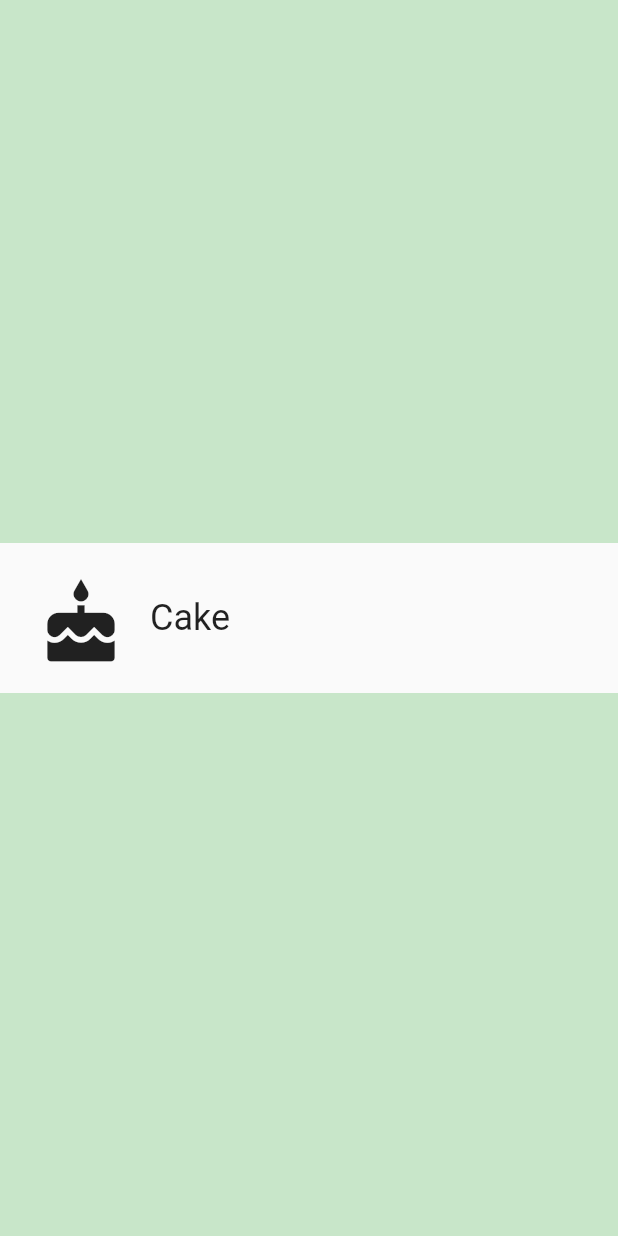
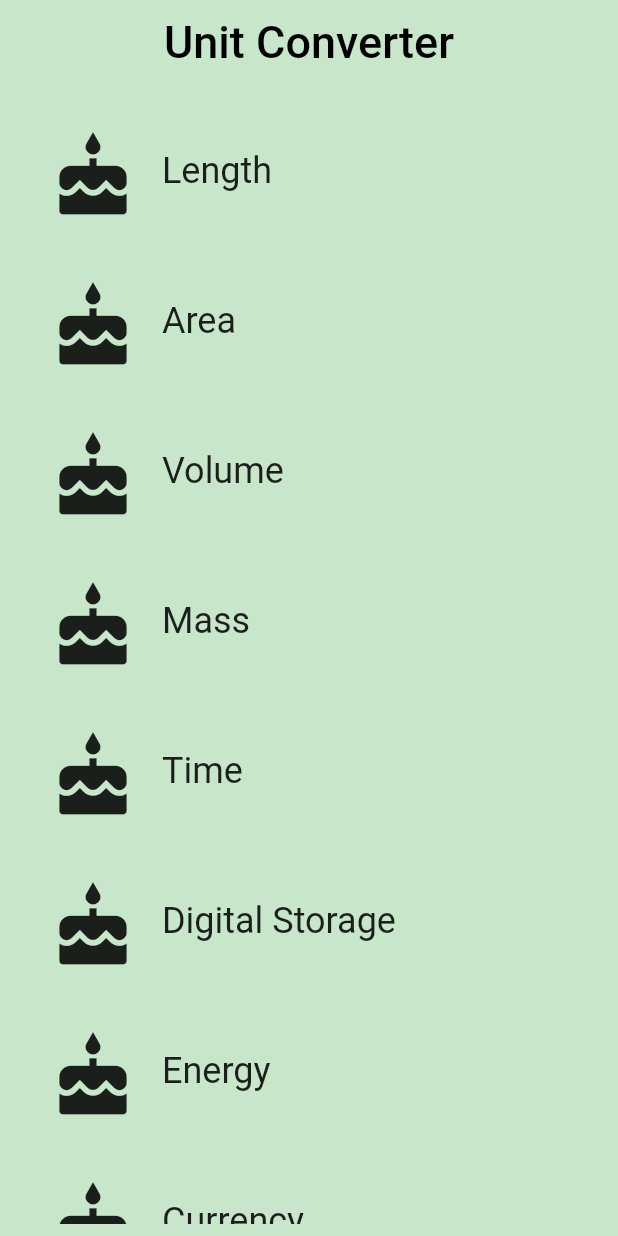
Before and after one commit to bingcheng45/Udacity_Flutter_Course, a Flutter app: the screen it shows after launch, on a phone screen of 412 x 824 dp. Run offline on Flutter 3.47's test engine with Material 2 defaults, Android fonts, the phone set to English and light mode, and no system bars.

Commit message:
Unit Converter with the whole list

```diff
--- a/lib/category.dart
+++ b/lib/category.dart
@@ -5,11 +5,14 @@
 // To keep your imports tidy, follow the ordering guidelines at
 // https://www.dartlang.org/guides/language/effective-dart/style#ordering
 import 'package:flutter/material.dart';
+// @required is defined in the meta.dart package
+import 'package:meta/meta.dart';
 
+// We use an underscore to indicate that these variables are private.
+// See https://www.dartlang.org/guides/language/effective-dart/design#libraries
+final _rowHeight = 100.0;
+final _borderRadius = BorderRadius.circular(_rowHeight / 2);
 
-
-  final _rowHeight = 100.0;
-  final _borderRadius = BorderRadius.circular(_rowHeight/2);
 /// A custom [Category] widget.
 ///
 /// The widget is composed on an [Icon] and [Text]. Tapping on the widget shows
@@ -19,22 +22,22 @@ class Category extends StatelessWidget {
   final ColorSwatch color;
   final IconData iconLocation;
 
-
   /// Creates a [Category].
-  ///
   ///
   /// A [Category] saves the name of the Category (e.g. 'Length'), its color for
   /// the UI, and the icon that represents it (e.g. a ruler).
-  // TODO: You'll need the name, color, and iconLocation from main.dart
+  // While the @required checks for whether a named parameter is passed in,
+  // it doesn't check whether the object passed in is null. We check that
+  // in the assert statement.
   const Category({
     Key key,
     @required this.name,
     @required this.color,
     @required this.iconLocation,
-  }) :assert(name != null),
-      assert(color != null),
-      assert(iconLocation != null),
-      super(key: key);
+  })  : assert(name != null),
+        assert(color != null),
+        assert(iconLocation != null),
+        super(key: key);
 
   /// Builds a custom widget that shows [Category] information.
   ///
@@ -45,26 +48,36 @@ class Category extends StatelessWidget {
   // Theme ancestor in the tree. Below, we obtain the display1 text theme.
   // See https://docs.flutter.io/flutter/material/Theme-class.html
   Widget build(BuildContext context) {
-    // TODO: Build the custom widget here, referring to the Specs.
     return Material(
+      color: Colors.transparent,
       child: Container(
-        color: Colors.transparent,
         height: _rowHeight,
         child: InkWell(
-          splashColor: color,
           borderRadius: _borderRadius,
           highlightColor: color,
+
+          splashColor: color,
+          // We can use either the () => function() or the () { function(); }
+          // syntax.
           onTap: () {
-            print('i was tapped!');
+            print('I was tapped!');
           },
           child: Padding(
-            padding: const EdgeInsets.all(8.0),
+            padding: EdgeInsets.all(8.0),
             child: Row(
+
               crossAxisAlignment: CrossAxisAlignment.stretch,
-              children: <Widget>[
+              // There are two ways to denote a list: `[]` and `List()`.
+              // Prefer to use the literal syntax, i.e. `[]`, instead of `List()`.
+              // You can add the type argument if you'd like, i.e. <Widget>[].
+              // See https://www.dartlang.org/guides/language/effective-dart/usage#do-use-collection-literals-when-possible
+              children: [
                 Padding(
-                  padding: const EdgeInsets.all(16.0),
-                  child: Icon(iconLocation, size: 60.0,),
+                  padding: EdgeInsets.all(16.0),
+                  child: Icon(
+                    iconLocation,
+                    size: 60.0,
+                  ),
                 ),
                 Center(
                   child: Text(
--- /dev/null
+++ b/lib/category_route.dart
@@ -0,0 +1,91 @@
+// Copyright 2018 The Chromium Authors. All rights reserved.
+// Use of this source code is governed by a BSD-style license that can be
+// found in the LICENSE file.
+
+import 'package:flutter/material.dart';
+
+import 'category.dart';
+// TODO: Check if we need to import anything
+
+// TODO: Define any constants
+final _backgroundColor = Colors.green[100];
+
+/// Category Route (screen).
+///
+/// This is the 'home' screen of the Unit Converter. It shows a header and
+/// a list of [Categories].
+///
+/// While it is named CategoryRoute, a more apt name would be CategoryScreen,
+/// because it is responsible for the UI at the route's destination.
+class CategoryRoute extends StatelessWidget {
+  const CategoryRoute();
+
+  static const _categoryNames = <String>[
+    'Length',
+    'Area',
+    'Volume',
+    'Mass',
+    'Time',
+    'Digital Storage',
+    'Energy',
+    'Currency',
+  ];
+
+  static const _baseColors = <Color>[
+    Colors.teal,
+    Colors.orange,
+    Colors.pinkAccent,
+    Colors.blueAccent,
+    Colors.yellow,
+    Colors.greenAccent,
+    Colors.purpleAccent,
+    Colors.red,
+  ];
+
+  Widget _buildCategoryWidgets(List<Widget> categories) {
+    return ListView.builder(
+      itemBuilder: (BuildContext context, int index) => categories[index],
+      itemCount: categories.length,
+    );
+  }
+
+  @override
+  Widget build(BuildContext context) {
+    final categories = <Category>[];
+
+    for (var i = 0; i < _categoryNames.length; i++) {
+      categories.add(Category(
+        name: _categoryNames[i],
+        color: _baseColors[i],
+        iconLocation: Icons.cake,
+      ));
+    }
+    // TODO: Create a list of the eight Categories, using the names and colors
+    // from above. Use a placeholder icon, such as `Icons.cake` for each
+    // Category. We'll add custom icons later.
+
+    // TODO: Create a list view of the Categories
+    final listView = Container(
+      color: _backgroundColor,
+      padding: EdgeInsets.all(8.0),
+      child: _buildCategoryWidgets(categories),
+    );
+
+    // TODO: Create an App Bar
+    final appBar = AppBar(
+      backgroundColor: Colors.green[100],
+      title: Center(
+        child: Text(
+          'Unit Converter',
+          style: TextStyle(fontSize: 30, color: Colors.black),
+        ),
+      ),
+      elevation: 0.0,
+    );
+
+    return Scaffold(
+      appBar: appBar,
+      body: listView,
+    );
+  }
+}
--- a/lib/main.dart
+++ b/lib/main.dart
@@ -4,16 +4,9 @@
 
 // You can read about packages here: https://flutter.io/using-packages/
 import 'package:flutter/material.dart';
+import 'package:udacity/category_route.dart';
 
-// You can use a relative import, i.e. `import 'category.dart';` or
-// a package import, as shown below.
-// More details at http://dart-lang.github.io/linter/lints/avoid_relative_lib_imports.html
-import 'category.dart';
-
-// TODO: Pass this information into your custom [Category] widget
-const _categoryName = 'Cake';
-const _categoryIcon = Icons.cake;
-const _categoryColor = Colors.green;
+// TODO: Import the CategoryRoute widget
 
 /// The function that is called when main.dart is run.
 void main() {
@@ -21,23 +14,17 @@ void main() {
 }
 
 /// This widget is the root of our application.
-/// Currently, we just show one widget in our app.
+///
+/// The first screen we see is a list [Categories].
 class UnitConverterApp extends StatelessWidget {
   @override
   Widget build(BuildContext context) {
     return MaterialApp(
       debugShowCheckedModeBanner: false,
       title: 'Unit Converter',
-      home: Scaffold(
-        backgroundColor: Colors.green[100],
-        body: Center(
-          // TODO: Determine what properties you'll need to pass into the widget
-          child: Category(
-            name: _categoryName,
-            color: _categoryColor,
-            iconLocation: _categoryIcon),
-        ),
-      ),
+      // TODO: Instead of pointing to exactly 1 Category widget,
+      // our home should now point to an instance of the CategoryRoute widget.
+      home: CategoryRoute(),
     );
   }
 }
```
